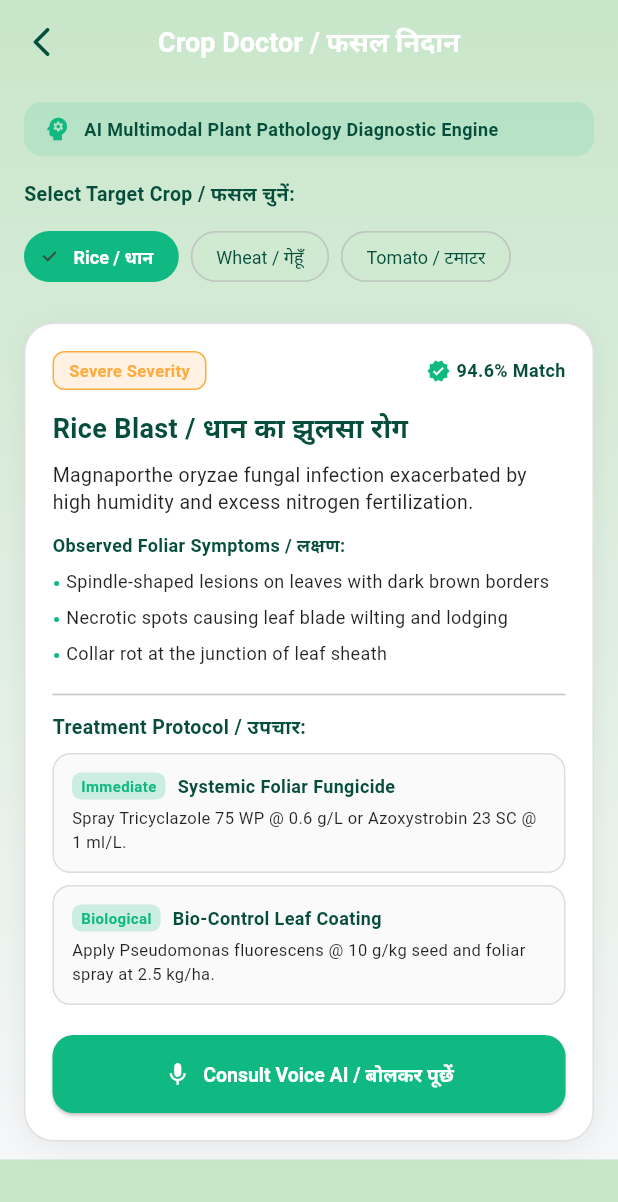
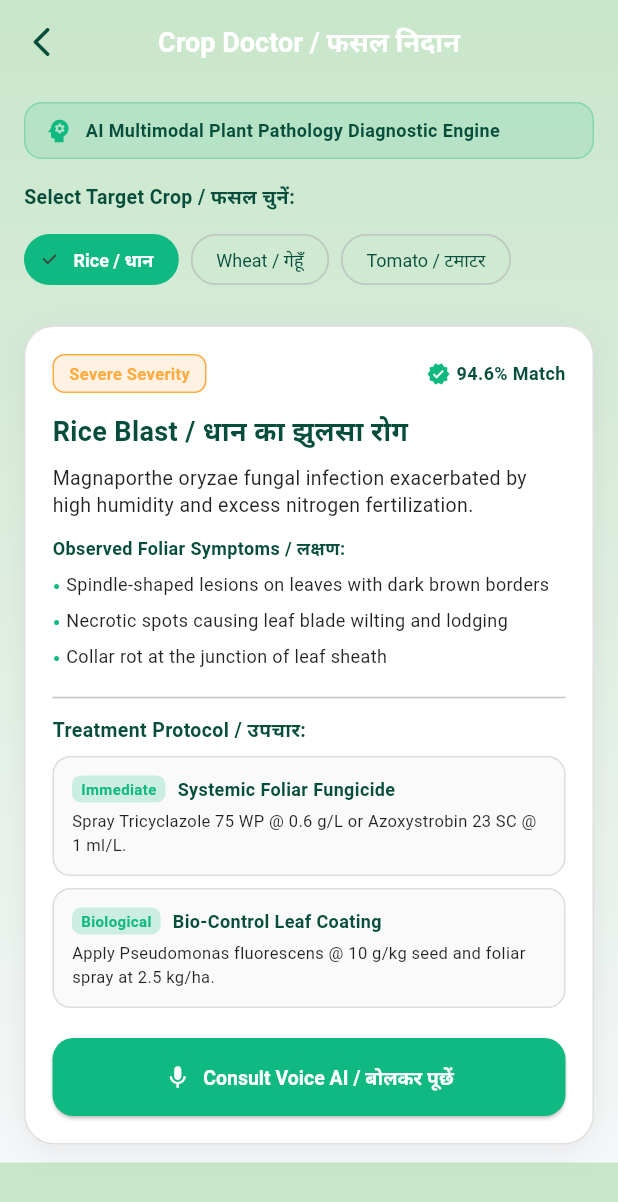
Before and after one commit to vvinayakkk/skyview-ai, a Flutter app: the CropDoctorScreen screen opened by its route, on a phone screen of 412 x 824 dp. Shown: the top 1202 px of the screen. Run offline on Flutter 3.47's test engine with Material 3 defaults, Android fonts, the phone set to English and light mode, and no system bars; our stand-ins replace audioplayers, easy_localization, flutter_markdown, flutter_riverpod, flutter_secure_storage, geocoding and 7 more; missing offline and left inert: record; accounts and stored records are empty; network calls fail; Roboto replaces fonts that are missing (Poppins).

Commit message:
fix(flutter): resolve CardTheme, Border.all, and configure SDK 36 with NDK 25.1

```diff
--- a/skyview_flutter_app/skyview_flutter/lib/screens/crop_doctor_screen.dart
+++ b/skyview_flutter_app/skyview_flutter/lib/screens/crop_doctor_screen.dart
@@ -201,7 +201,7 @@ class _CropDoctorScreenState extends ConsumerState<CropDoctorScreen> {
                   decoration: BoxDecoration(
                     color: AppColors.primaryGreen.withOpacity(0.12),
                     borderRadius: BorderRadius.circular(12),
-                    border: Border.parse('1px solid ${AppColors.primaryGreen.value}').toBorder(),
+                    border: Border.all(color: AppColors.primaryGreen.withOpacity(0.3), width: 1.0),
                   ),
                   child: Row(
                     children: [
--- a/skyview_flutter_app/skyview_flutter/lib/utils/constants.dart
+++ b/skyview_flutter_app/skyview_flutter/lib/utils/constants.dart
@@ -201,7 +201,7 @@ ThemeData buildAppTheme({bool dark = false}) {
       shape: RoundedRectangleBorder(borderRadius: BorderRadius.circular(20)),
     ),
 
-    cardTheme: CardThemeData(
+    cardTheme: CardTheme(
       color: Colors.white.withOpacity(0.15),
       elevation: 0,
       shape: RoundedRectangleBorder(borderRadius: BorderRadius.circular(16)),
```
Also changed, not shown: 2 other files.
